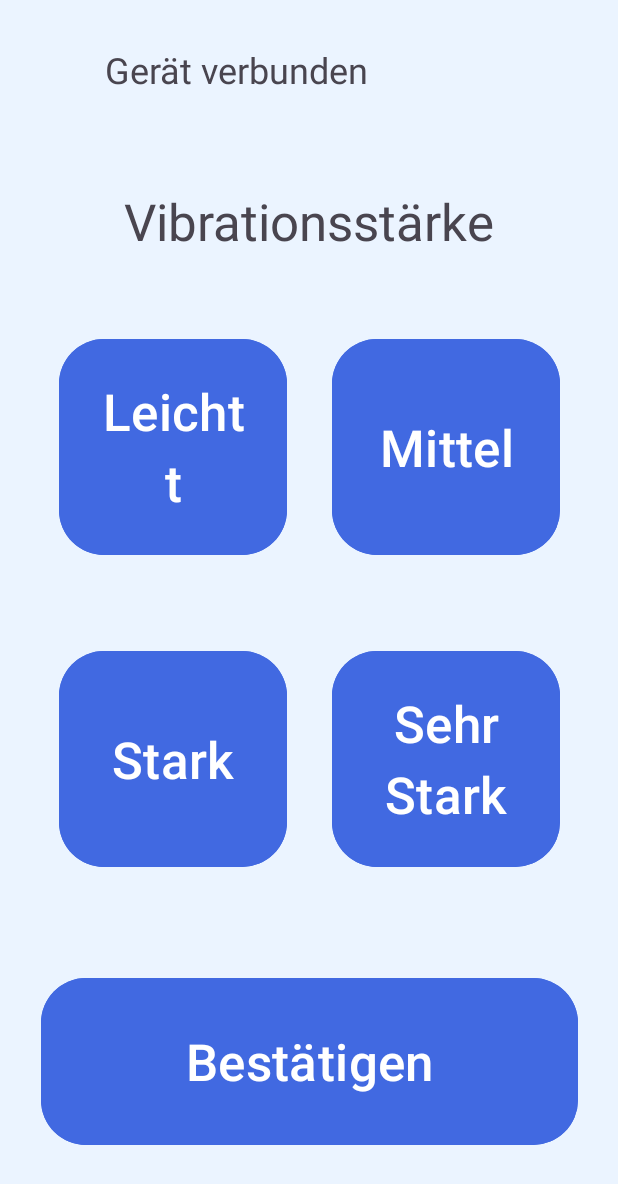
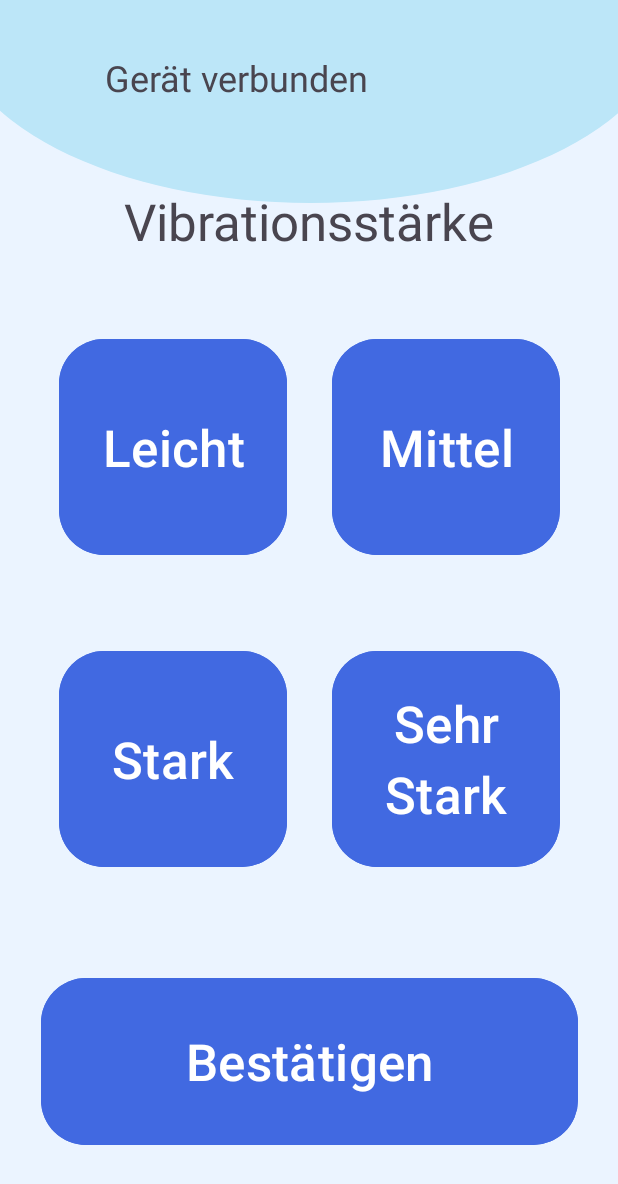
Before and after one commit to Swordpro3001/SSAB_Applikation, an Android app: the screen it shows after launch (MainActivity), on a phone screen of 412 x 824 dp. Shown: the top 1184 px of the screen. Run offline under Robolectric (Android 15) with nearby library versions, the phone set to English and light mode, and no system bars; Roboto replaces fonts that are not available here; 4 statements that could not run were skipped.

Commit message:
Oval und Gerät verbunden Text angepasst auf activity_main.xml und sprachassistentlayout.xml

```diff
--- a/app/src/main/res/layout/activity_main.xml
+++ b/app/src/main/res/layout/activity_main.xml
@@ -14,7 +14,7 @@
         android:layout_height="152dp"
         android:backgroundTint="#4169E1"
         android:lineSpacingExtra="8sp"
-        android:text="Leichtt"
+        android:text="Leicht"
         android:textSize="34sp"
         app:cornerRadius="30dip"
         app:layout_constraintBottom_toBottomOf="parent"
@@ -55,6 +55,16 @@
         app:layout_constraintTop_toTopOf="parent"
         app:layout_constraintVertical_bias="0.64" />
 
+    <ImageView
+        android:id="@+id/imageView3"
+        android:layout_width="478dp"
+        android:layout_height="246dp"
+        android:layout_marginBottom="35dp"
+        app:layout_constraintBottom_toBottomOf="@+id/VibrationsstärkeText"
+        app:layout_constraintEnd_toEndOf="parent"
+        app:layout_constraintStart_toStartOf="parent"
+        app:srcCompat="@drawable/custom_oval_shape" />
+
     <Button
         android:id="@+id/buttonSehrStark"
         android:layout_width="152dp"
@@ -92,7 +102,7 @@
         android:layout_width="wrap_content"
         android:layout_height="wrap_content"
         android:layout_marginStart="70dp"
-        android:layout_marginTop="30dp"
+        android:layout_marginTop="35dp"
         android:text="Gerät verbunden"
         android:textSize="24sp"
         app:layout_constraintStart_toStartOf="parent"
@@ -111,4 +121,5 @@
         app:layout_constraintVertical_bias="0.16000003" />
 
 
+
 </androidx.constraintlayout.widget.ConstraintLayout>
```
Also changed, not shown: app/src/main/res/layout/sprachassistentlayout.xml (+4 -5 lines).
